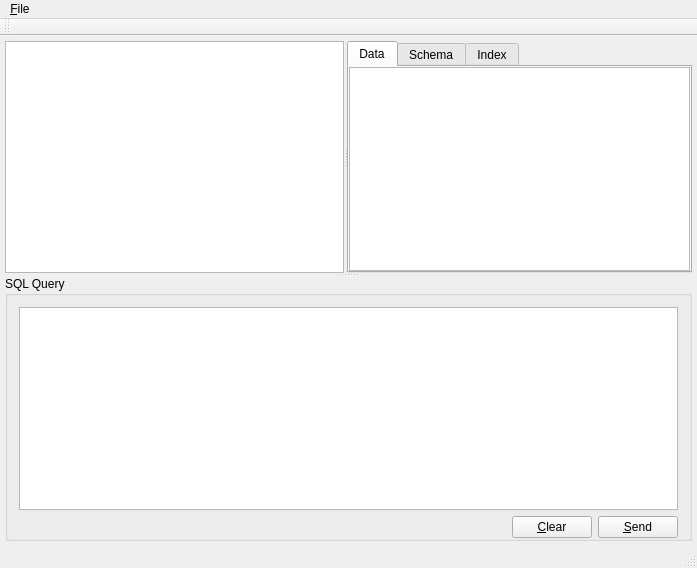
Old version of the form guiSQLer/mainwindow.ui in the repository ftfuture/SQLer.
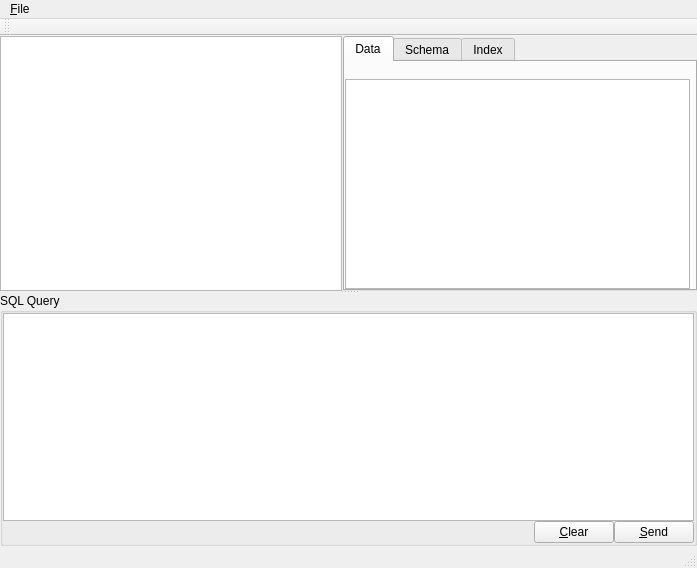
New version of the form. Custom widgets are drawn as their Qt base class.

The edit to the form file:
```diff
--- a/guiSQLer/mainwindow.ui
+++ b/guiSQLer/mainwindow.ui
@@ -14,45 +14,36 @@
    <string>MainWindow</string>
   </property>
   <widget class="QWidget" name="centralWidget">
-   <layout class="QVBoxLayout" name="verticalLayout_3">
+   <layout class="QVBoxLayout" name="verticalLayout_6" stretch="0">
+    <property name="spacing">
+     <number>0</number>
+    </property>
     <property name="leftMargin">
-     <number>5</number>
+     <number>0</number>
     </property>
     <property name="topMargin">
-     <number>5</number>
+     <number>0</number>
     </property>
     <property name="rightMargin">
-     <number>5</number>
+     <number>0</number>
     </property>
     <property name="bottomMargin">
-     <number>5</number>
+     <number>0</number>
     </property>
     <item>
      <widget class="QSplitter" name="vertSplitter">
-      <property name="sizePolicy">
-       <sizepolicy hsizetype="Preferred" vsizetype="Expanding">
-        <horstretch>0</horstretch>
-        <verstretch>0</verstretch>
-       </sizepolicy>
-      </property>
       <property name="orientation">
        <enum>Qt::Vertical</enum>
       </property>
       <property name="handleWidth">
-       <number>3</number>
+       <number>2</number>
       </property>
       <widget class="QSplitter" name="horzSplitter">
-       <property name="minimumSize">
-        <size>
-         <width>0</width>
-         <height>180</height>
-        </size>
-       </property>
        <property name="orientation">
         <enum>Qt::Horizontal</enum>
        </property>
        <property name="handleWidth">
-        <number>3</number>
+        <number>1</number>
        </property>
        <widget class="DbTree" name="tree"/>
        <widget class="QTabWidget" name="mainTab">
@@ -63,7 +54,7 @@
          <attribute name="title">
           <string>Data</string>
          </attribute>
-         <layout class="QVBoxLayout" name="verticalLayout_2">
+         <layout class="QVBoxLayout" name="verticalLayout_3">
           <property name="leftMargin">
            <number>0</number>
           </property>
@@ -77,7 +68,34 @@
            <number>0</number>
           </property>
           <item>
-           <widget class="QTableView" name="dataTable"/>
+           <layout class="QVBoxLayout" name="verticalLayout_2">
+            <property name="spacing">
+             <number>0</number>
+            </property>
+            <property name="rightMargin">
+             <number>5</number>
+            </property>
+            <item>
+             <widget class="QToolBar" name="dataToolBar">
+              <property name="iconSize">
+               <size>
+                <width>16</width>
+                <height>16</height>
+               </size>
+              </property>
+             </widget>
+            </item>
+            <item>
+             <widget class="QTableView" name="dataTable">
+              <property name="contextMenuPolicy">
+               <enum>Qt::ActionsContextMenu</enum>
+              </property>
+              <property name="selectionBehavior">
+               <enum>QAbstractItemView::SelectRows</enum>
+              </property>
+             </widget>
+            </item>
+           </layout>
           </item>
          </layout>
         </widget>
@@ -137,7 +155,19 @@
        <property name="title">
         <string>SQL Query</string>
        </property>
-       <layout class="QVBoxLayout" name="verticalLayout">
+       <layout class="QVBoxLayout" name="verticalLayout" stretch="0,0">
+        <property name="spacing">
+         <number>0</number>
+        </property>
+        <property name="leftMargin">
+         <number>0</number>
+        </property>
+        <property name="topMargin">
+         <number>0</number>
+        </property>
+        <property name="rightMargin">
+         <number>0</number>
+        </property>
         <property name="bottomMargin">
          <number>0</number>
         </property>
@@ -165,6 +195,9 @@
         </item>
         <item>
          <layout class="QHBoxLayout" name="horizontalLayout">
+          <property name="spacing">
+           <number>0</number>
+          </property>
           <item>
            <spacer name="spacer">
             <property name="orientation">
```
Left out of the diff: 34 changed lines with no effect on the pictures.
